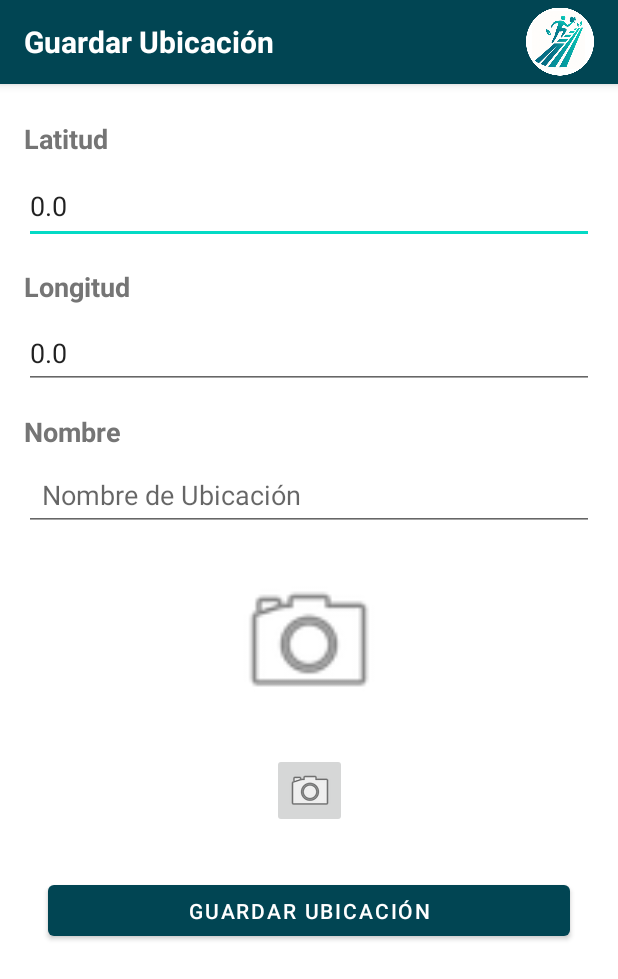
After one commit to StepUpApp/stepUp, an Android app: the GuardarUbicacionActivity screen opened directly, with no data from a screen before it, on a phone screen of 412 x 824 dp. The commit adds this screen. Shown: the top 979 px of the screen. Run offline under Robolectric (Android 15) with nearby library versions, the phone set to English and light mode, and no system bars.

Commit message:
Añadido actividad GuardarUbicacionActivity

```diff
--- a/StepUpApp2/app/build.gradle.kts
+++ b/StepUpApp2/app/build.gradle.kts
@@ -36,6 +36,8 @@ dependencies {
     implementation(libs.appcompat)
     implementation(libs.material)
     implementation(files("src\\main\\java\\arqsoft\\lib\\Entrega2_Netbeans_APIREST.jar"))
+    implementation(libs.activity)
+    implementation(libs.constraintlayout)
     testImplementation(libs.junit)
     androidTestImplementation(libs.ext.junit)
     androidTestImplementation(libs.espresso.core)
--- /dev/null
+++ b/StepUpApp2/app/src/main/java/arqsoft/stepupapp/main/GuardarUbicacionActivity.java
@@ -0,0 +1,167 @@
+package arqsoft.stepupapp.main;
+
+import android.content.Intent;
+import android.content.pm.PackageManager;
+import android.graphics.Bitmap;
+import android.graphics.drawable.BitmapDrawable;
+import android.net.Uri;
+import android.os.Bundle;
+import android.provider.MediaStore;
+import android.widget.ImageView;
+import android.widget.Toast;
+
+import androidx.appcompat.app.AlertDialog;
+import androidx.appcompat.app.AppCompatActivity;
+import androidx.appcompat.widget.AppCompatImageButton;
+
+import arqsoft.stepupapp.R;
+import modelo.Ubicacion;
+import android.widget.EditText;
+import android.widget.Button;
+
+import java.io.File;
+import java.io.FileOutputStream;
+import java.io.IOException;
+
+
+public class GuardarUbicacionActivity extends AppCompatActivity {
+
+    private static final int CAMERA_REQUEST_CODE = 1;
+    private static final int GALLERY_REQUEST_CODE = 2;
+    private ImageView imageViewUbicacion;
+    private AppCompatImageButton btnCamera;
+    private EditText etLatitud, etLongitud;
+    private Button btnGuardarUbicacion;
+    private EditText editTextNombreUbicacion;
+
+    @Override
+    protected void onCreate(Bundle savedInstanceState) {
+        super.onCreate(savedInstanceState);
+        setContentView(R.layout.activity_guardar_ubicacion);
+
+        if (checkSelfPermission(android.Manifest.permission.CAMERA) != PackageManager.PERMISSION_GRANTED) {
+            requestPermissions(new String[]{android.Manifest.permission.CAMERA}, 100);
+        }
+
+        // Inicializa las vistas
+        imageViewUbicacion = findViewById(R.id.imageViewUbicacion);
+        btnCamera = findViewById(R.id.btnCamera);
+        etLatitud = findViewById(R.id.etLatitud);
+        etLongitud = findViewById(R.id.etLongitud);
+        btnGuardarUbicacion = findViewById(R.id.btnGuardarUbicacion);
+        editTextNombreUbicacion = findViewById(R.id.editTextNombreUbicacion);
+        setSupportActionBar(findViewById(R.id.myToolbar));
+        if (getSupportActionBar() != null) {
+            getSupportActionBar().setDisplayShowTitleEnabled(false);
+        }
+
+
+        // Recibimos los datos del Intent
+        Intent intent = getIntent();
+        double latitud = intent.getDoubleExtra("LATITUD", 0.0); // Si no existe, 0.0 será el valor predeterminado
+        double longitud = intent.getDoubleExtra("LONGITUD", 0.0); // Si no existe, 0.0 será el valor predeterminado
+
+        // Ponemos las coordenadas en los EditText
+        etLatitud.setText(String.valueOf(latitud));
+        etLongitud.setText(String.valueOf(longitud));
+
+        btnCamera.setOnClickListener(v -> {
+            // Abre la cámara o la galería
+            showImageSourceDialog();
+        });
+
+        btnGuardarUbicacion.setOnClickListener(v -> {
+
+            String nombre = editTextNombreUbicacion.getText().toString().trim();
+            if (nombre.isEmpty()) {
+                Toast.makeText(this, "Ingresa un nombre para la ubicación", Toast.LENGTH_SHORT).show();
+                return;
+            }
+
+            double lat = Double.parseDouble(etLatitud.getText().toString());
+            double lon = Double.parseDouble(etLongitud.getText().toString());
+
+            // Guardar la imagen
+            String imageFileName = nombre.replaceAll("\\s+", "_").toLowerCase() + ".jpg";
+            guardarImagenEnAssets(imageFileName);
+
+            // Crear la ubicación
+            Ubicacion nuevaUbicacion = new Ubicacion(nombre, lat, lon, imageFileName);
+            arqsoft.stepupapp.controlador.Controlador.getInstance().crearUbicacion(nuevaUbicacion);
+
+            Toast.makeText(this, "Ubicación guardada con éxito", Toast.LENGTH_SHORT).show();
+            finish();
+
+        });
+    }
+
+    private void showImageSourceDialog() {
+        AlertDialog.Builder builder = new AlertDialog.Builder(this);
+        builder.setItems(new CharSequence[]{"Tomar foto", "Seleccionar de galería"}, (dialog, which) -> {
+            if (which == 0) {
+                // Abrir cámara
+                openCamera();
+            } else {
+                // Abrir galería
+                openGallery();
+            }
+        });
+        builder.show();
+    }
+
+    private void openCamera() {
+        Intent intent = new Intent(MediaStore.ACTION_IMAGE_CAPTURE);
+        startActivityForResult(intent, CAMERA_REQUEST_CODE);
+    }
+
+    private void openGallery() {
+        Intent intent = new Intent(Intent.ACTION_PICK, MediaStore.Images.Media.EXTERNAL_CONTENT_URI);
+        startActivityForResult(intent, GALLERY_REQUEST_CODE);
+    }
+
+    private void guardarImagenEnAssets(String nombreArchivo) {
+        BitmapDrawable drawable = (BitmapDrawable) imageViewUbicacion.getDrawable();
+        if (drawable == null) return;
+
+        Bitmap bitmap = drawable.getBitmap();
+
+        File assetsDir = new File(getFilesDir(), "../assets");
+        if (!assetsDir.exists()) {
+            assetsDir.mkdirs();
+        }
+
+        File archivoDestino = new File(assetsDir, nombreArchivo);
+        try (FileOutputStream out = new FileOutputStream(archivoDestino)) {
+            bitmap.compress(Bitmap.CompressFormat.JPEG, 100, out);
+        } catch (IOException e) {
+            e.printStackTrace();
+            Toast.makeText(this, "Error al guardar la imagen", Toast.LENGTH_SHORT).show();
+        }
+    }
+
+
+    @Override
+    protected void onActivityResult(int requestCode, int resultCode, Intent data) {
+        super.onActivityResult(requestCode, resultCode, data);
+        if (resultCode == RESULT_OK) {
+            if (requestCode == CAMERA_REQUEST_CODE) {
+                Bitmap photo = (Bitmap) data.getExtras().get("data");
+                imageViewUbicacion.setImageBitmap(photo);
+            } else if (requestCode == GALLERY_REQUEST_CODE) {
+                Uri selectedImage = data.getData();
+                imageViewUbicacion.setImageURI(selectedImage);
+            }
+        }
+    }
+
+    @Override
+    public void onRequestPermissionsResult(int requestCode, String[] permissions, int[] grantResults) {
+        super.onRequestPermissionsResult(requestCode, permissions, grantResults);
+        if (requestCode == 100) {
+            if (grantResults.length > 0 && grantResults[0] != PackageManager.PERMISSION_GRANTED) {
+                Toast.makeText(this, "Permiso de cámara denegado", Toast.LENGTH_SHORT).show();
+            }
+        }
+    }
+
+}
--- /dev/null
+++ b/StepUpApp2/app/src/main/res/layout/activity_guardar_ubicacion.xml
@@ -0,0 +1,173 @@
+<?xml version="1.0" encoding="utf-8"?>
+<androidx.constraintlayout.widget.ConstraintLayout xmlns:android="http://schemas.android.com/apk/res/android"
+    xmlns:app="http://schemas.android.com/apk/res-auto"
+    xmlns:tools="http://schemas.android.com/tools"
+    android:id="@+id/main"
+    android:layout_width="match_parent"
+    android:layout_height="match_parent"
+    tools:context=".main.GuardarUbicacionActivity">
+
+    <!-- Toolbar -->
+    <androidx.appcompat.widget.Toolbar
+        android:id="@+id/myToolbar"
+        android:layout_width="match_parent"
+        android:layout_height="?attr/actionBarSize"
+        android:background="#014553"
+        android:elevation="4dp"
+        app:contentInsetStart="0dp"
+        app:contentInsetEnd="0dp"
+        app:layout_constraintTop_toTopOf="parent"
+        app:layout_constraintStart_toStartOf="parent"
+        app:layout_constraintEnd_toEndOf="parent">
+
+        <!-- Contenedor para alinear elementos correctamente -->
+        <LinearLayout
+            android:layout_width="match_parent"
+            android:layout_height="match_parent"
+            android:orientation="horizontal"
+            android:gravity="center_vertical"
+            android:paddingStart="16dp"
+            android:paddingEnd="16dp">
+
+            <!-- Título -->
+            <TextView
+                android:id="@+id/toolbarTitle"
+                android:layout_width="0dp"
+                android:layout_height="wrap_content"
+                android:layout_weight="1"
+                android:text="Guardar Ubicación"
+                android:textColor="@android:color/white"
+                android:textSize="20sp"
+                android:textStyle="bold" />
+
+            <!-- Icono a la derecha -->
+            <ImageView
+                android:id="@+id/iconDerecha"
+                android:layout_width="45dp"
+                android:layout_height="50dp"
+                android:src="@drawable/logotipo" />
+        </LinearLayout>
+    </androidx.appcompat.widget.Toolbar>
+
+
+    <!-- Label Latitud -->
+    <TextView
+        android:id="@+id/textViewLatitud"
+        android:layout_width="wrap_content"
+        android:layout_height="wrap_content"
+        android:text="Latitud"
+        android:textColor="#757575"
+        android:textStyle="bold"
+        android:textSize="18sp"
+        app:layout_constraintTop_toBottomOf="@id/myToolbar"
+        app:layout_constraintStart_toStartOf="parent"
+        android:layout_marginTop="24dp"
+        android:layout_marginStart="16dp" />
+
+    <!-- EditText Latitud -->
+    <EditText
+        android:id="@+id/etLatitud"
+        android:layout_width="0dp"
+        android:layout_height="50dp"
+        android:hint="Latitud"
+        android:inputType="numberDecimal"
+        android:layout_marginTop="8dp"
+        android:layout_marginStart="16dp"
+        android:layout_marginEnd="16dp"
+        app:layout_constraintTop_toBottomOf="@id/textViewLatitud"
+        app:layout_constraintStart_toStartOf="parent"
+        app:layout_constraintEnd_toEndOf="parent" />
+
+    <!-- Label Longitud -->
+    <TextView
+        android:id="@+id/textViewLongitud"
+        android:layout_width="wrap_content"
+        android:layout_height="wrap_content"
+        android:text="Longitud"
+        android:textColor="#757575"
+        android:textStyle="bold"
+        android:textSize="18sp"
+        android:layout_marginTop="16dp"
+        android:layout_marginStart="16dp"
+        app:layout_constraintTop_toBottomOf="@id/etLatitud"
+        app:layout_constraintStart_toStartOf="parent" />
+
+    <!-- EditText Longitud -->
+    <EditText
+        android:id="@+id/etLongitud"
+        android:layout_width="0dp"
+        android:layout_height="48dp"
+        android:hint="Longitud"
+        android:inputType="numberDecimal"
+        android:layout_marginTop="8dp"
+        android:layout_marginStart="16dp"
+        android:layout_marginEnd="16dp"
+        app:layout_constraintTop_toBottomOf="@id/textViewLongitud"
+        app:layout_constraintStart_toStartOf="parent"
+        app:layout_constraintEnd_toEndOf="parent" />
+
+    <!-- Label Nombre -->
+    <TextView
+        android:id="@+id/textViewNombre"
+        android:layout_width="wrap_content"
+        android:layout_height="wrap_content"
+        android:text="Nombre"
+        android:textColor="#757575"
+        android:textStyle="bold"
+        android:textSize="18sp"
+        android:layout_marginTop="16dp"
+        android:layout_marginStart="16dp"
+        app:layout_constraintTop_toBottomOf="@id/etLongitud"
+        app:layout_constraintStart_toStartOf="parent" />
+
+    <!-- EditText Nombre Ubicación -->
+    <EditText
+        android:id="@+id/editTextNombreUbicacion"
+        android:layout_width="0dp"
+        android:layout_height="46dp"
+        android:hint="Nombre de Ubicación"
+        android:padding="12dp"
+        android:layout_marginTop="8dp"
+        android:layout_marginStart="16dp"
+        android:layout_marginEnd="16dp"
+        app:layout_constraintTop_toBottomOf="@id/textViewNombre"
+        app:layout_constraintStart_toStartOf="parent"
+        app:layout_constraintEnd_toEndOf="parent" />
+
+    <!-- Imagen -->
+    <ImageView
+        android:id="@+id/imageViewUbicacion"
+        android:layout_width="100dp"
+        android:layout_height="100dp"
+        android:layout_marginTop="24dp"
+        android:src="@android:drawable/ic_menu_camera"
+        app:layout_constraintTop_toBottomOf="@id/editTextNombreUbicacion"
+        app:layout_constraintStart_toStartOf="parent"
+        app:layout_constraintEnd_toEndOf="parent" />
+
+    <!-- Botón cámara -->
+    <androidx.appcompat.widget.AppCompatImageButton
+        android:id="@+id/btnCamera"
+        android:layout_width="50dp"
+        android:layout_height="50dp"
+        android:layout_marginTop="24dp"
+        android:contentDescription="Abrir cámara"
+        android:src="@android:drawable/ic_menu_camera"
+        app:layout_constraintTop_toBottomOf="@id/imageViewUbicacion"
+        app:layout_constraintStart_toStartOf="parent"
+        app:layout_constraintEnd_toEndOf="parent" />
+
+    <!-- Botón Guardar Ubicación -->
+    <Button
+        android:id="@+id/btnGuardarUbicacion"
+        android:layout_width="0dp"
+        android:layout_height="46dp"
+        android:text="Guardar Ubicación"
+        android:layout_marginTop="32dp"
+        android:layout_marginStart="32dp"
+        android:layout_marginEnd="32dp"
+        app:layout_constraintTop_toBottomOf="@id/btnCamera"
+        app:layout_constraintStart_toStartOf="parent"
+        app:layout_constraintEnd_toEndOf="parent" />
+
+</androidx.constraintlayout.widget.ConstraintLayout>
--- /dev/null
+++ b/StepUpApp2/app/src/main/res/values/ids.xml
@@ -0,0 +1,8 @@
+<?xml version="1.0" encoding="utf-8"?>
+<resources>
+    <item name="textViewLatitud" type="id" />
+    <item name="textViewLongitud" type="id" />
+    <item name="editTextNombreUbicacion" type="id" />
+    <item name="imageViewUbicacion" type="id" />
+    <item name="btnCamera" type="id" />
+</resources>
--- a/StepUpApp2/gradle/libs.versions.toml
+++ b/StepUpApp2/gradle/libs.versions.toml
@@ -6,6 +6,8 @@ espressoCore = "3.6.1"
 appcompat = "1.7.0"
 material = "1.12.0"
 playServicesLocation = "21.3.0"
+activity = "1.8.0"
+constraintlayout = "2.2.1"
 
 [libraries]
 junit = { group = "junit", name = "junit", version.ref = "junit" }
@@ -14,6 +16,8 @@ espresso-core = { group = "androidx.test.espresso", name = "espresso-core", vers
 appcompat = { group = "androidx.appcompat", name = "appcompat", version.ref = "appcompat" }
 material = { group = "com.google.android.material", name = "material", version.ref = "material" }
 play-services-location = { module = "com.google.android.gms:play-services-location", version.ref = "playServicesLocation" }
+activity = { group = "androidx.activity", name = "activity", version.ref = "activity" }
+constraintlayout = { group = "androidx.constraintlayout", name = "constraintlayout", version.ref = "constraintlayout" }
 
 [plugins]
 androidApplication = { id = "com.android.application", version.ref = "agp" }
```
Also changed, not shown: StepUpApp2/app/src/main/AndroidManifest.xml (+15 -6 lines), StepUpApp2/app/src/main/java/arqsoft/stepupapp/main/MainActivity.java (+15 -4 lines), StepUpApp2/app/src/main/res/values/styles.xml (added, +7 -0 lines).
